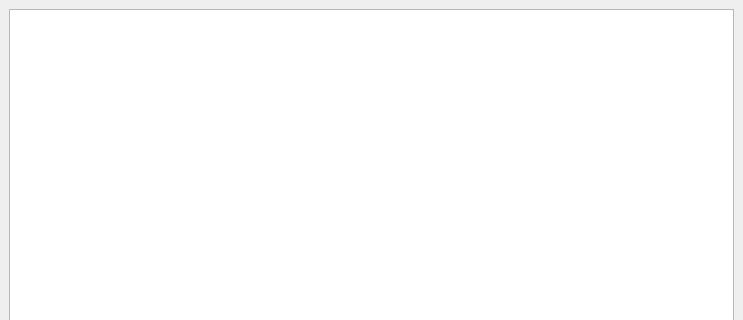
This is ui/main_window.ui in Sobottasgithub/ClOwn-Mails as Qt 5 draws it before an edit; both pictures show x 0 to 743 and y 0 to 320 of the 743 by 574 pixel window. The edited form follows.
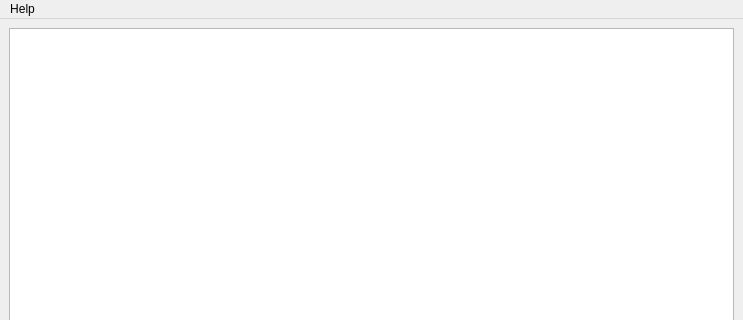
This is the edited form.

What changed in the file:
```diff
--- a/ui/main_window.ui
+++ b/ui/main_window.ui
@@ -68,6 +68,13 @@
      <height>24</height>
     </rect>
    </property>
+   <widget class="QMenu" name="menuHelp">
+    <property name="title">
+     <string>Help</string>
+    </property>
+    <addaction name="uiAction_about"/>
+   </widget>
+   <addaction name="menuHelp"/>
   </widget>
  </widget>
  <resources/>
```
Left out of the diff: 8 changed lines with no effect on the pictures.
